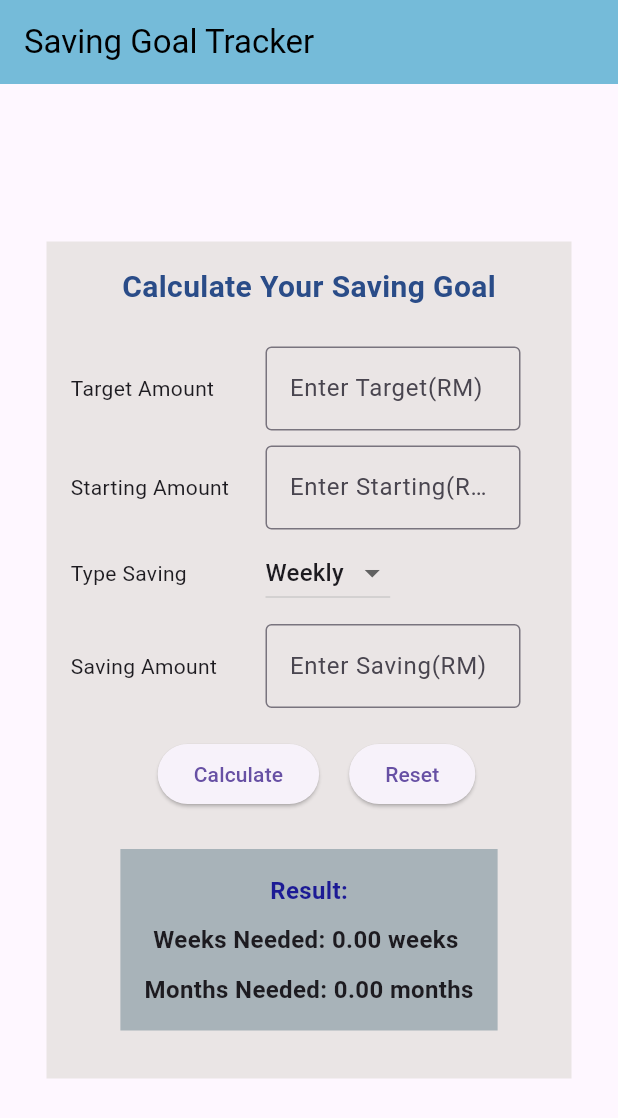
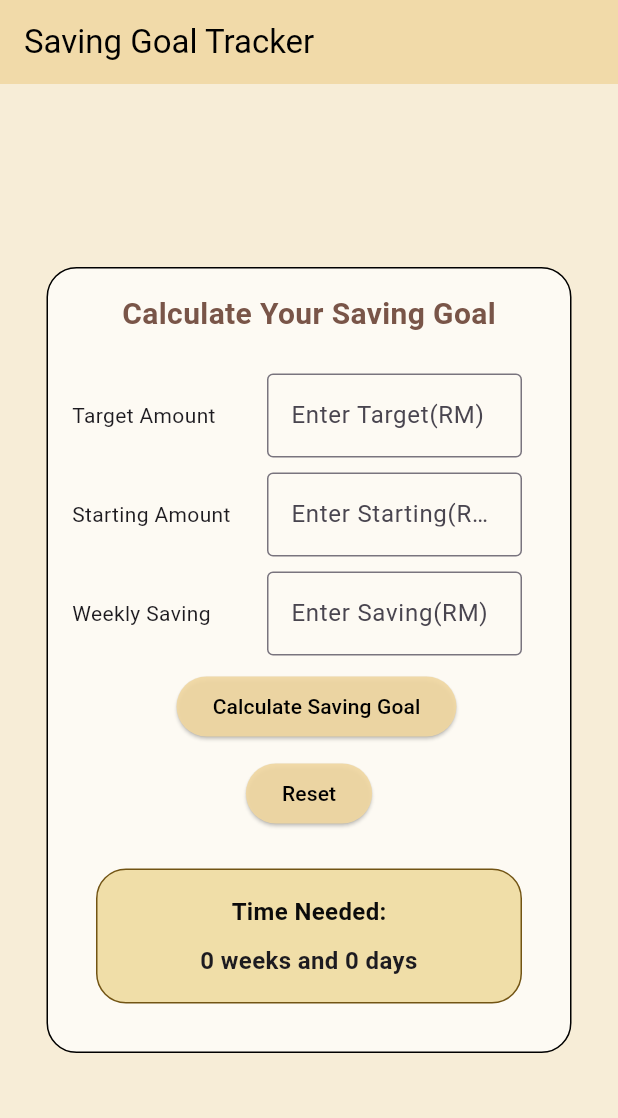
Before and after one commit to sunflower4life/Saving-Goal-Tracker-App, a Flutter app: the screen it shows after launch, on a phone screen of 412 x 824 dp. Shown: the top 1118 px of the screen. Run offline on Flutter 3.47's test engine with Material 3 defaults, Android fonts, the phone set to English and light mode, and no system bars.

Commit message:
update UI

```diff
--- a/lib/sgtCalcScreen.dart
+++ b/lib/sgtCalcScreen.dart
@@ -9,16 +9,14 @@ class SGTCalcScreen extends StatefulWidget {
 
 class _SGTCalcScreenState extends State<SGTCalcScreen> {
 
-  String typeSaving = 'Weekly';//for dropdown of type saving(weekly/daily)
-
   //untuk retrieve user input drp textfields
   TextEditingController targetAmountController = TextEditingController();
   TextEditingController savingPerWeekController = TextEditingController();
   TextEditingController startingAmountController = TextEditingController();
 
   //variable to store calc results, initially 0
-  double weeksNeeded =0;
-  double monthsNeeded =0;
+  int weeksNeeded =0;
+  int daysNeeded = 0;
 
   // FocusNode to set focus back to first field after reset
   FocusNode targetFocusNode = FocusNode();
@@ -27,29 +25,34 @@ class _SGTCalcScreenState extends State<SGTCalcScreen> {
   Widget build(BuildContext context) {
     return Scaffold(
       appBar: AppBar(
-        title: Text("Saving Goal Tracker" , style: TextStyle(color: Colors.black),),
-        backgroundColor: const Color.fromARGB(255, 117, 187, 217),
+        title: Text("Saving Goal Tracker" ,
+        style: TextStyle(color: Colors.black),
         ),
-      body:Center(
+        backgroundColor: const Color.fromARGB(232, 240, 215, 161),
+      ),
+      body:Container(
+        color: const Color.fromARGB(255, 247, 237, 215),
+        child: Center(
           child: SingleChildScrollView(
             child: Container(
-            //padding: const EdgeInsets.fromLTRB(20, 16, 0 , 100),
               padding: const EdgeInsets.all(16.0),
-            margin: const EdgeInsets.all(16.0),
-            //margin: const EdgeInsets.fromLTRB(16, 80, 16, 80),
+              margin: const EdgeInsets.all(20.0),
+              width: 350,
               decoration: BoxDecoration(
-              color: const Color.fromARGB(255, 234, 229, 229),
+                border: Border.all(color: Colors.black),
+                borderRadius: BorderRadius.circular(20.0),
+                color: Colors.white70,
+                //color: const Color.fromARGB(255, 234, 229, 229),
               ),
-
-            width: 350,
               child: Column(
                 mainAxisAlignment: MainAxisAlignment.center,
                 children: [
+                  //header title
                   Text('Calculate Your Saving Goal' ,
                   style: TextStyle(
                     fontSize: 20.0,
                     fontWeight: FontWeight.bold,
-                  color: const Color.fromARGB(255, 42, 76, 136),
+                    color:Colors.brown,
                   ),
                   ),
                   SizedBox(height: 25),
@@ -89,33 +92,14 @@ class _SGTCalcScreenState extends State<SGTCalcScreen> {
                       ),
                     ],
                   ),
-                SizedBox(height: 5),
-                Row(
-                  children: [
-                    const SizedBox(width:130, child: Text('Type Saving')),
-                    DropdownButton<String>(
-                      value: typeSaving,
-                      items: <String>['Weekly','Monthly'].map((String value){
-                        return DropdownMenuItem<String>(
-                          value:value,
-                          child: Text(value) ,
-                        );
-                      }).toList(),
-                      onChanged: (String? newValue){
-                        typeSaving = newValue!;
-                        setState(() {});
-                      }
-                    ),
-                  ],
-                ),
                   SizedBox(height:10),
                   Row(
                     children: [
                       //User enter amount saving/week
-                    SizedBox(width: 130, child: Text('Saving Amount')), //width 130 jarak antara kotak dengan title(text)
+                      SizedBox(width: 130, child: Text('Weekly Saving')), //width 130 jarak antara kotak dengan title(text)
                       SizedBox(
                         width: 170,
-                      child: TextFormField(
+                        child: TextField(
                           controller: savingPerWeekController,
                           keyboardType: TextInputType.number,
                           decoration: InputDecoration(
@@ -126,7 +110,6 @@ class _SGTCalcScreenState extends State<SGTCalcScreen> {
                       ),
                     ],
                   ),
-                SizedBox(height: 10),
                   //Calculate and reset button
                   SizedBox(height:10),
                   Row(
@@ -135,80 +118,80 @@ class _SGTCalcScreenState extends State<SGTCalcScreen> {
                       SizedBox(width:10),
                       ElevatedButton(
                         onPressed: calculateSGT,
-                      /*style: ElevatedButton.styleFrom(
-                        backgroundColor: const Color.fromARGB(255, 117, 187, 217),
-                        foregroundColor: Colors.white,
-                      ),*///call function
-                      child: Text('Calculate'),
+                        style: ElevatedButton.styleFrom(
+                          backgroundColor: const Color.fromARGB(232, 240, 215, 161),
+                          foregroundColor: const Color.fromARGB(255, 0, 0, 0),
+                        ),//call function
+                        child: Text('Calculate Saving Goal'),
                       ),
-                    SizedBox(height:20 ,width:20),
+                    ],
+                  ),
+                  SizedBox(height:10),
+                  Row(
+                    mainAxisAlignment: MainAxisAlignment.center,
+                    children: [
                       ElevatedButton(
                         onPressed: () {
                           //clear all input
                           savingPerWeekController.clear();
                           targetAmountController.clear();
-                        startingAmountController.clear();
-
-                        //reset dropdownbutton to default
-                        typeSaving = 'Weekly';
+                          startingAmountController.clear()
 
                           //set focus back to first field
                           FocusScope.of(context).requestFocus(targetFocusNode);
                           targetFocusNode.requestFocus();
 
-                        //reset all variable
+                          //reset all output variable
                           weeksNeeded =0;
-                        monthsNeeded=0;
+                          daysNeeded = 0;
 
                           setState((){});
                         },
-                      /*style: ElevatedButton.styleFrom(
-                        backgroundColor: const Color.fromARGB(255, 117, 187, 217),
-                        foregroundColor: Colors.white,
-                      ),*/
+                        style: ElevatedButton.styleFrom(
+                          backgroundColor: const Color.fromARGB(232, 240, 215, 161),
+                          foregroundColor: const Color.fromARGB(255, 0, 0, 0),
+                        ),
                         child:Text('Reset'),
+
                       ),
                     ],
                   ),
-                //untuk display result
-                //SizedBox(height:10),
                   SizedBox(height: 10),
+                  //result display container
                   Container(
-                  //width: double.infinity,
                     margin: const EdgeInsets.all(16.0),
                     padding: EdgeInsets.all(16.0),
+                    width: double.infinity,
                     decoration: BoxDecoration(
-                    color: const Color.fromARGB(164, 131, 151, 161),
+                      border: Border.all(color: const Color.fromARGB(255, 114, 84, 19)),
+                      borderRadius: BorderRadius.circular(20.0),
+                      color: const Color.fromARGB(255, 240, 222, 168),
                     ),
-                  child: Column(children: [
+                    child: Column(
+                      children: [
                         const Text(
-                      'Result:',
+                          'Time Needed:',
                           style: TextStyle(
                             fontSize: 16,
                             fontWeight: FontWeight.bold,
-                        color: Color.fromARGB(255, 28, 26, 149),
+                            color: Color.fromARGB(255, 11, 11, 11),
                           ),
                         ),
                         SizedBox(height: 10),
                         //Display with 2 decimal places
                         Text(
-                      'Weeks Needed: ${weeksNeeded.toStringAsFixed(2)} weeks ',
+                          '$weeksNeeded weeks and $daysNeeded days',
                           style: TextStyle(
                             fontSize: 16,
                             fontWeight: FontWeight.bold,
                           ),
+                          textAlign: TextAlign.center,
                         ),
-                    SizedBox(height: 10),
-                    Text(
-                      'Months Needed: ${monthsNeeded.toStringAsFixed(2)} months',
-                        style: TextStyle(
-                        fontSize: 16,
-                        fontWeight: FontWeight.bold,
+                      ],
                     ),
                   ),
-                  ],),
+                ],
               ),
-              ],
             ),
           ),
         ),
@@ -216,86 +199,59 @@ class _SGTCalcScreenState extends State<SGTCalcScreen> {
     );
   }
   void calculateSGT(){
+    // Parse inputs using double.tryParse with ?? 0
     double target = double.tryParse(targetAmountController.text)??0;
     double starting = double.tryParse(startingAmountController.text) ?? 0;
     double weekSaving = double.tryParse(savingPerWeekController.text) ?? 0;
-    //String errorMessage = '';
 
     //Input validatin 1: Check if field empty for each text
-    if(target==0){
+    if (target == 0 || weekSaving == 0) {
+      // Show SnackBar for empty fields
       SnackBar snackBar = const SnackBar(
-        content: Text('Please enter target amount.')
+        content: Text('Please fill in all fields'),
+        backgroundColor: Colors.orange,
+        duration: Duration(seconds: 2),
       );
       ScaffoldMessenger.of(context).showSnackBar(snackBar);
-      //update ui =0
+
+      // Reset result to 0
       setState(() {
-        weeksNeeded=0;
-        monthsNeeded=0;
+        weeksNeeded = 0;
+        daysNeeded = 0;
       });
-      return;
-    }
-    if(starting ==0){
-      SnackBar snackBar = const SnackBar(
-        content: Text('Please enter starting amount.')
-      );
-      ScaffoldMessenger.of(context).showSnackBar(snackBar);
-      //update ui =0
-      setState(() {
-        weeksNeeded=0;
-        monthsNeeded=0;
-      });
-      return;
-    }
-    if(weekSaving ==0){
-      SnackBar snackBar = const SnackBar(
-        content: Text('Please enter saving.')
-      );
-      ScaffoldMessenger.of(context).showSnackBar(snackBar);
-      //update ui =0
-      setState(() {
-        weeksNeeded=0;
-        monthsNeeded=0;
-      });
-      return;
+      return; // Stop execution if validation fails
     }
 
     //Input validation 2: Check if value is -ve @ buat satu2
     if(target.isNegative || starting.isNegative || weekSaving.isNegative){
       SnackBar snackBar = const SnackBar(
-        content: Text('Please enter positive value.')
+        content: Text('Please enter positive value.'),
+        backgroundColor: Colors.red,
+        duration: Duration(seconds: 2),
       );
       ScaffoldMessenger.of(context).showSnackBar(snackBar);
-      //update ui =0
+      //update ui, result set to 0
       setState(() {
         weeksNeeded=0;
-        monthsNeeded=0;
+        daysNeeded = 0;
       });
       return;
     }
 
-     //calculate amount to be saved
+     //calculate amount to be saved, how much money still needed
     double amountNeed = target - starting;
-    //adjust saving/week base on type saving
-    double savingPerWeek = weekSaving;
 
-    if(typeSaving == 'Weekly'){ //no change
-      savingPerWeek = weekSaving;
-    } else if (typeSaving == 'Monthly'){
-      savingPerWeek = weekSaving/4;
-    }
-    //calc no of week needed to reach goal
-    double weeks = amountNeed/savingPerWeek;
+    //calc no of week needed to reach goal, week = amount needed / money saved/ week
+    double totalWeeks = amountNeed/weekSaving;
 
-    //convert week to month
-    double months = weeks/4;
-
-    double finalWeeks = double.parse(weeks.toStringAsFixed(2));
-    double finalMonths = double.parse(months.toStringAsFixed(2));
-
+    //seperate into weeks and days
+    int fullWeeks = totalWeeks.floor(); //get whole no (2.5 = 2)
+    double remainingWeeks = totalWeeks - fullWeeks; //get decimal
+    int extraDays = (remainingWeeks * 7).round(); //convert to days
     //output where ui is updated
     setState(() {
-      weeksNeeded = finalWeeks;
-      monthsNeeded = finalMonths;
+      weeksNeeded = fullWeeks;
+      daysNeeded = extraDays;
     });
   }
 }
```
Lines whose indentation alone changed are shown as unchanged.
